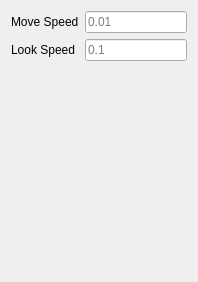
Above: include/ui/plugins/interactor_toolbox.ui from VRGroupRWTH/pli_view before the change. Below: the same form after it.
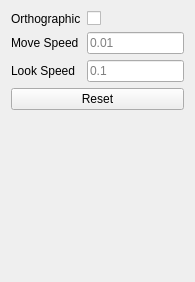
That is the form after the change.

```diff
--- a/include/ui/plugins/interactor_toolbox.ui
+++ b/include/ui/plugins/interactor_toolbox.ui
@@ -6,7 +6,7 @@
    <rect>
     <x>0</x>
     <y>0</y>
-    <width>198</width>
+    <width>195</width>
     <height>282</height>
    </rect>
   </property>
@@ -15,13 +15,36 @@
   </property>
   <layout class="QGridLayout" name="gridLayout">
    <item row="0" column="0">
+    <widget class="QLabel" name="label_ortho">
+     <property name="text">
+      <string>Orthographic</string>
+     </property>
+    </widget>
+   </item>
+   <item row="0" column="1">
+    <widget class="QCheckBox" name="checkbox_ortho">
+     <property name="enabled">
+      <bool>true</bool>
+     </property>
+     <property name="layoutDirection">
+      <enum>Qt::LeftToRight</enum>
+     </property>
+     <property name="text">
+      <string/>
+     </property>
+     <property name="checked">
+      <bool>false</bool>
+     </property>
+    </widget>
+   </item>
+   <item row="1" column="0">
     <widget class="QLabel" name="label_move_speed">
      <property name="text">
       <string>Move Speed</string>
      </property>
     </widget>
    </item>
-   <item row="0" column="1">
+   <item row="1" column="1">
     <widget class="QLineEdit" name="line_edit_move_speed">
      <property name="sizePolicy">
       <sizepolicy hsizetype="Expanding" vsizetype="Fixed">
@@ -40,14 +63,14 @@
      </property>
     </widget>
    </item>
-   <item row="1" column="0">
+   <item row="2" column="0">
     <widget class="QLabel" name="label_look_speed">
      <property name="text">
       <string>Look Speed</string>
      </property>
     </widget>
    </item>
-   <item row="1" column="1">
+   <item row="2" column="1">
     <widget class="QLineEdit" name="line_edit_look_speed">
      <property name="sizePolicy">
       <sizepolicy hsizetype="Expanding" vsizetype="Fixed">
@@ -66,7 +89,17 @@
      </property>
     </widget>
    </item>
-   <item row="2" column="0">
+   <item row="3" column="0" colspan="2">
+    <widget class="QPushButton" name="button_reset">
+     <property name="enabled">
+      <bool>true</bool>
+     </property>
+     <property name="text">
+      <string>Reset</string>
+     </property>
+    </widget>
+   </item>
+   <item row="4" column="1">
     <spacer name="verticalSpacer">
      <property name="orientation">
       <enum>Qt::Vertical</enum>
```
